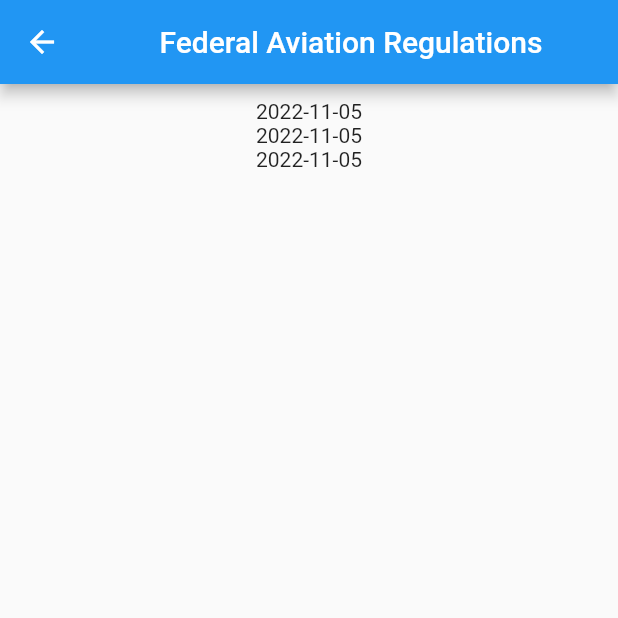
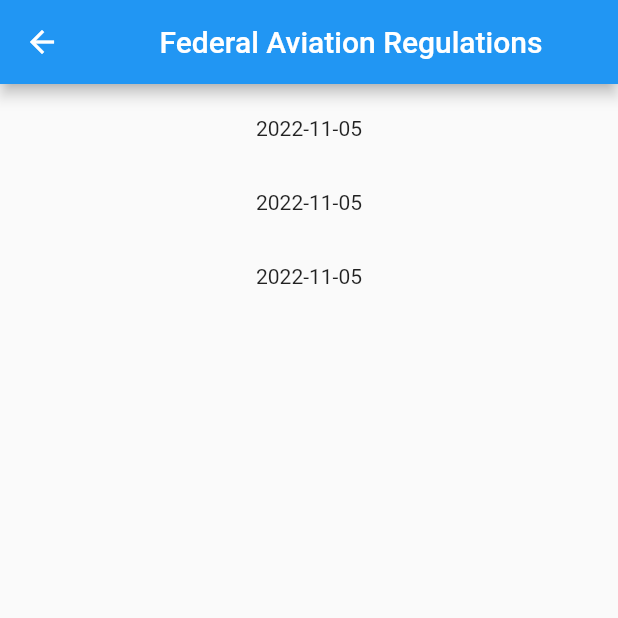
Before and after one commit to gentigr/far_tracker, a Flutter app: the FarsScreen screen opened by its route, on a phone screen of 412 x 824 dp, the top half of it. Run offline on Flutter 3.47's test engine with Material 2 defaults, Android fonts, the phone set to English and light mode, and no system bars.

Commit message:
Use GridView instead of ListView on FarsScreen

```diff
--- a/lib/screens/fars_screen.dart
+++ b/lib/screens/fars_screen.dart
@@ -17,11 +17,17 @@ class FarsScreen extends StatelessWidget {
           child: Text('Federal Aviation Regulations'),
         ),
       ),
-      body: ListView.builder(
+      body: GridView.builder(
         padding: const EdgeInsets.all(10.0),
         itemCount: fars.length,
         itemBuilder: (ctx, i) => FarWidget(
             id: fars[i].id, date: fars[i].date, content: fars[i].content),
+        gridDelegate: const SliverGridDelegateWithFixedCrossAxisCount(
+          crossAxisCount: 1,
+          childAspectRatio: 10,
+          crossAxisSpacing: 10,
+          mainAxisSpacing: 10,
+        ),
       ),
     );
   }
```
